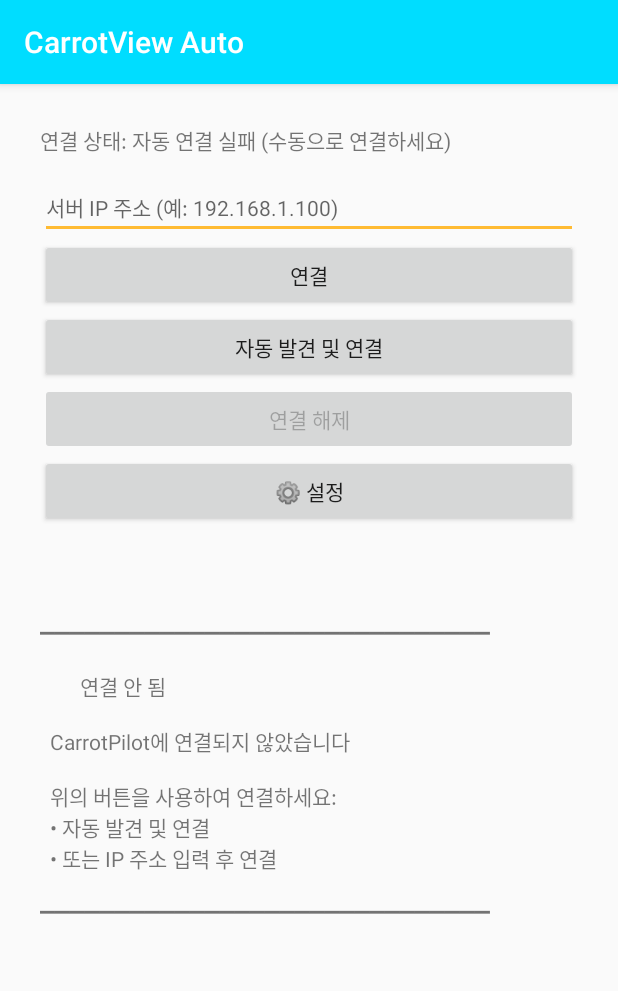
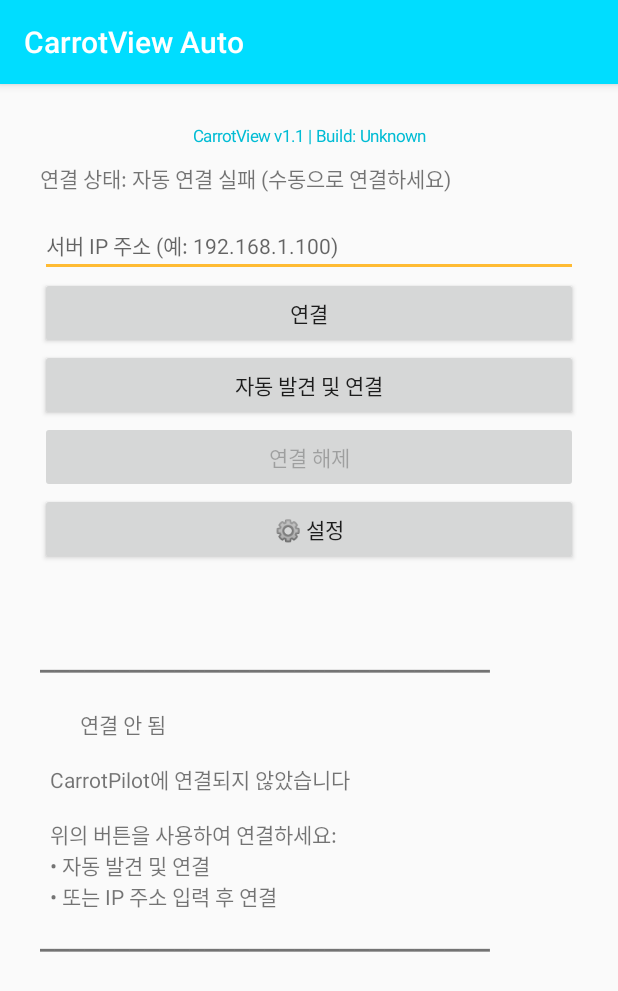
Before and after one commit to jominki354/CarrotView, an Android app: the MainActivity screen opened directly, with no data from a screen before it, on a phone screen of 412 x 824 dp. Shown: the top 991 px of the screen. Run offline under Robolectric (Android 15) with nearby library versions, the phone set to English and light mode, and no system bars.

Commit message:
Fix: Show version info at top always (bright cyan color, visible anytime)

```diff
--- a/app/src/main/java/com/carrotpilot/carrotview/ui/MainActivity.kt
+++ b/app/src/main/java/com/carrotpilot/carrotview/ui/MainActivity.kt
@@ -109,6 +109,22 @@ class MainActivity : AppCompatActivity() {
             orientation = LinearLayout.VERTICAL
             setPadding(40, 40, 40, 40)
         }
+
+        // 버전 정보 표시 (상단 고정 - 항상 보임)
+        val buildTime = try {
+            val timestamp = com.carrotpilot.carrotview.BuildConfig.BUILD_TIME.toLong()
+            java.text.SimpleDateFormat("MM-dd HH:mm:ss", java.util.Locale.getDefault()).format(java.util.Date(timestamp))
+        } catch (e: Exception) {
+            "Unknown"
+        }
+        val versionTextView = TextView(this).apply {
+            text = "CarrotView v${com.carrotpilot.carrotview.BuildConfig.VERSION_NAME} | Build: $buildTime"
+            textSize = 11f
+            gravity = android.view.Gravity.CENTER
+            setPadding(0, 0, 0, 15)
+            setTextColor(0xFF00BCD4.toInt())  // 밝은 청록색 (Cyan)
+        }
+        layout.addView(versionTextView)
 
         // 연결 상태 표시
         connectionStatusTextView = TextView(this).apply {
@@ -301,15 +317,6 @@ class MainActivity : AppCompatActivity() {
                 else -> "❓ 알 수 없음"
             }
 
-            // 버전 정보 생성
-            val buildTime = try {
-                val timestamp = com.carrotpilot.carrotview.BuildConfig.BUILD_TIME.toLong()
-                java.text.SimpleDateFormat("MM-dd HH:mm:ss", java.util.Locale.getDefault()).format(java.util.Date(timestamp))
-            } catch (e: Exception) {
-                "Unknown"
-            }
-            val versionInfo = "v${com.carrotpilot.carrotview.BuildConfig.VERSION_NAME} ($buildTime)"
-
             val statusText = buildString {
                 appendLine("CarrotView 대시보드")
                 appendLine("=" * 30)
@@ -323,8 +330,6 @@ class MainActivity : AppCompatActivity() {
                 appendLine("  조향각: ${String.format("%.1f", data.carState.steeringAngleDeg)}°")
                 appendLine("  문 열림: ${if (data.carState.doorOpen) "예" else "아니오"}")
                 appendLine("  안전벨트: ${if (data.carState.seatbeltLatched) "착용" else "미착용"}")
-                appendLine()
-                appendLine("        [$versionInfo]")  // 버전 정보 (중앙 정렬)
                 appendLine()
                 appendLine("🚙 크루즈 제어")
                 appendLine("  오픈파일럿: ${if (data.controlsState.enabled) "✅ 활성화" else "❌ 비활성화"}")
```
